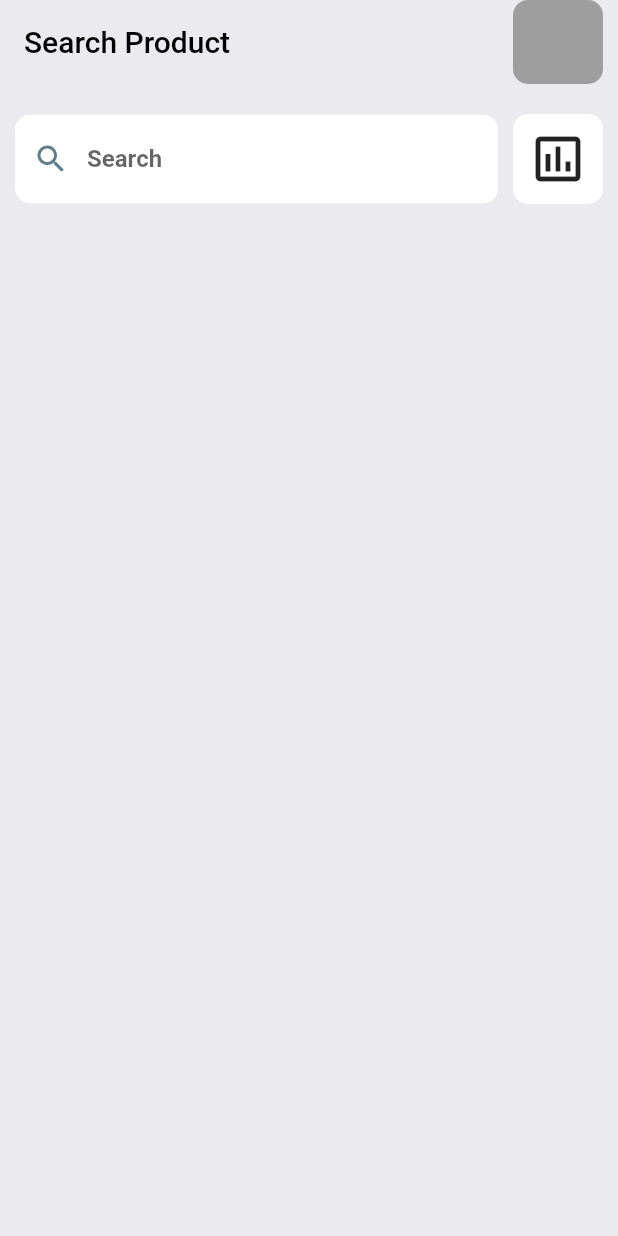
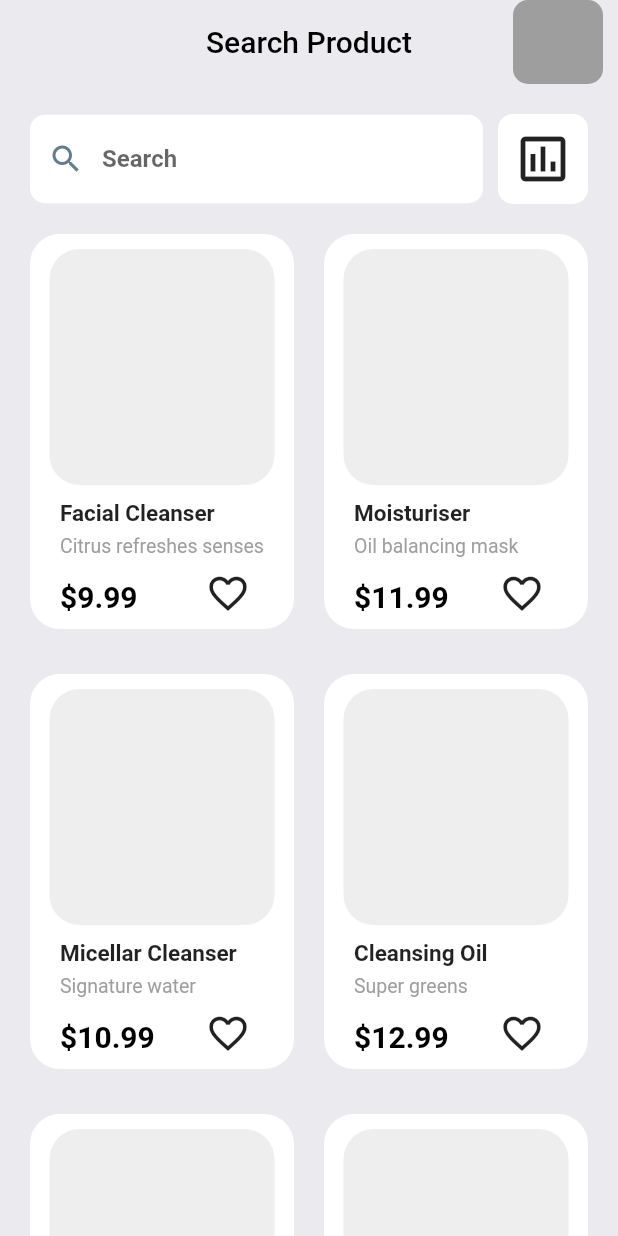
Before and after one commit to Tanmay-R-Choudhary/shopping_app_template, a Flutter app: the screen it shows after launch, on a phone screen of 412 x 824 dp. Run offline on Flutter 3.47's test engine with Material 2 defaults, Android fonts, the phone set to English and light mode, and no system bars.

Commit message:
Added grid view and item data.

```diff
--- /dev/null
+++ b/lib/constants/item_data.dart
@@ -0,0 +1,53 @@
+class ItemInformation {
+  static final itemData = [
+    {
+      "name": "Facial Cleanser",
+      "description": "Citrus refreshes senses",
+      "cost": 9.99,
+      "size": 225,
+      "reviews": 132
+    },
+    {
+      "name": "Moisturiser",
+      "description": "Oil balancing mask",
+      "cost": 11.99,
+      "size": 225,
+      "reviews": 132
+    },
+    {
+      "name": "Micellar Cleanser",
+      "description": "Signature water",
+      "cost": 10.99,
+      "size": 225,
+      "reviews": 132
+    },
+    {
+      "name": "Cleansing Oil",
+      "description": "Super greens",
+      "cost": 12.99,
+      "size": 225,
+      "reviews": 132
+    },
+    {
+      "name": "Another Cleanser",
+      "description": "Citrus refreshes senses",
+      "cost": 13.99,
+      "size": 225,
+      "reviews": 132
+    },
+    {
+      "name": "Second Last",
+      "description": "Pure herbal cleanser",
+      "cost": 9.99,
+      "size": 225,
+      "reviews": 132
+    },
+    {
+      "name": "Last One",
+      "description": "Pure herbal cleanser",
+      "cost": 9.99,
+      "size": 225,
+      "reviews": 132
+    },
+  ];
+}
--- /dev/null
+++ b/lib/constants/items_grid.dart
@@ -0,0 +1,117 @@
+import 'package:flutter/material.dart';
+import 'item_data.dart';
+
+class ItemGrid extends StatefulWidget {
+  const ItemGrid({Key? key}) : super(key: key);
+
+  @override
+  _ItemGridState createState() => _ItemGridState();
+}
+
+class _ItemGridState extends State<ItemGrid> {
+
+  List<Widget> items = [];
+  var itemInformation = ItemInformation.itemData;
+
+  @override
+  void initState() {
+    for (int i = 0; i < itemInformation.length; i++) {
+      items.add(
+        ItemCard(
+         title: itemInformation[i]["name"].toString(),
+         description: itemInformation[i]["description"].toString(),
+         cost: itemInformation[i]["cost"].toString(),
+        )
+      );
+    }
+  }
+
+  @override
+  Widget build(BuildContext context) {
+    return Padding(
+      padding: const EdgeInsets.only(left: 20, right: 20),
+      child: GridView.builder(
+        itemCount: items.length,
+        gridDelegate: const SliverGridDelegateWithFixedCrossAxisCount(
+          crossAxisCount: 2,
+          crossAxisSpacing: 20,
+          childAspectRatio: 0.6
+        ),
+        itemBuilder: (context, int index) {
+          return items[index];
+        },
+      ),
+    );
+  }
+}
+
+
+class ItemCard extends StatefulWidget {
+  String title;
+  String description;
+  String cost;
+  ItemCard({Key? key, required this.title, required this.description, required this.cost}) : super(key: key);
+
+  @override
+  State<ItemCard> createState() => _ItemCardState();
+}
+
+class _ItemCardState extends State<ItemCard> {
+  @override
+  Widget build(BuildContext context) {
+    return Container(
+      margin: const EdgeInsets.only(bottom: 30),
+      height: 300,
+      decoration: const BoxDecoration(
+        color: Colors.white,
+        borderRadius: BorderRadius.all(Radius.circular(20))
+      ),
+      child: Column(
+        children: [
+          Expanded(
+            child: Container(
+              margin: const EdgeInsets.only(top: 10),
+              height: 170,
+              width: 150,
+              decoration: BoxDecoration(
+                color: Colors.grey[200],
+                borderRadius: const BorderRadius.all(Radius.circular(20)),
+              ),
+            ),
+          ),
+          Align(
+            alignment: Alignment.centerLeft,
+            child: Padding(
+              padding: const EdgeInsets.only(top: 10, left: 20),
+              child: Text(widget.title, style: const TextStyle(fontSize: 15, fontWeight: FontWeight.bold)),
+            ),
+          ),
+          Align(
+            alignment: Alignment.centerLeft,
+            child: Padding(
+              padding: const EdgeInsets.only(top: 5, left: 20),
+              child: Text(widget.description, style: const TextStyle(fontSize: 13, color: Colors.grey)),
+            ),
+          ),
+          Padding(
+            padding: const EdgeInsets.only(right: 20),
+            child: Row(
+              mainAxisAlignment: MainAxisAlignment.spaceBetween,
+              children: [
+                Align(
+                  alignment: Alignment.centerLeft,
+                  child: Padding(
+                    padding: const EdgeInsets.only(top: 5, left: 20),
+                    child: Text("\$${widget.cost}", style: const TextStyle(fontSize: 20, color: Colors.black, fontWeight: FontWeight.bold)),
+                  ),
+                ),
+                // const Icon(Icons.favorite_border, size: 30,),
+                IconButton(onPressed: () {}, icon: const Icon(Icons.favorite_border, size: 30,), splashColor: Colors.transparent,)
+              ],
+            ),
+          ),
+        ],
+      ),
+    );
+  }
+}
--- a/lib/pages/home_page.dart
+++ b/lib/pages/home_page.dart
@@ -1,4 +1,5 @@
 import 'package:flutter/material.dart';
+import 'package:net_ninja_tut/constants/items_grid.dart';
 import 'package:net_ninja_tut/constants/style_constants.dart';
 
 
@@ -18,6 +19,7 @@ class _HomePageState extends State<HomePage> {
         backgroundColor: appMainColor,
         elevation: 0.0,
         title: const Text("Search Product", style: TextStyle(color: Colors.black),),
+        centerTitle: true,
         actions: [
           Container(
             margin: const EdgeInsets.only(right: 10),
@@ -52,7 +54,7 @@ class _BodyState extends State<Body> {
           children: [
             const Expanded(
               child: Padding(
-                padding: EdgeInsets.only(left: 10, right: 10),
+                padding: EdgeInsets.only(left: 20, right: 10),
                 child: TextField(
                   cursorColor: Colors.black,
                   style: TextStyle(color: Colors.black, fontWeight: FontWeight.bold),
@@ -68,7 +70,7 @@ class _BodyState extends State<Body> {
               ),
             ),
             Padding(
-              padding: const EdgeInsets.only(right: 10),
+              padding: const EdgeInsets.only(right: 20),
               child: Container(
                 height: 60,
                 width: 60,
@@ -80,7 +82,9 @@ class _BodyState extends State<Body> {
               ),
             ),
           ],
-        )
+        ),
+        const SizedBox(height: 20,),
+        const Expanded(child: ItemGrid()),
       ],
     );
   }
```
